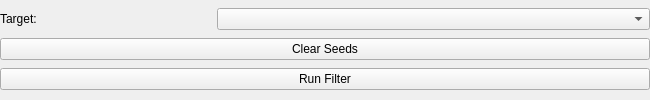
Above: src/Interface/ToolInterface/NeighborhoodConnectedFilterInterface.ui from SCIInstitute/Seg3D before the change. Below: the same form after it.
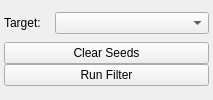
That is the form after the change.

```diff
--- a/src/Interface/ToolInterface/NeighborhoodConnectedFilterInterface.ui
+++ b/src/Interface/ToolInterface/NeighborhoodConnectedFilterInterface.ui
@@ -6,7 +6,7 @@
    <rect>
     <x>0</x>
     <y>0</y>
-    <width>650</width>
+    <width>213</width>
     <height>100</height>
    </rect>
   </property>
@@ -37,15 +37,15 @@
   <property name="windowTitle">
    <string>Form</string>
   </property>
-  <layout class="QVBoxLayout" name="verticalLayout">
+  <layout class="QVBoxLayout" name="verticalLayout_2">
    <property name="spacing">
     <number>0</number>
    </property>
    <property name="margin">
-    <number>0</number>
+    <number>4</number>
    </property>
    <item>
-    <layout class="QHBoxLayout" name="activeHLayout" stretch="1,2">
+    <layout class="QHBoxLayout" name="activeHLayout" stretch="1,3">
      <property name="spacing">
       <number>0</number>
      </property>
@@ -62,6 +62,11 @@
     </layout>
    </item>
    <item>
+    <layout class="QVBoxLayout" name="verticalLayout">
+     <property name="spacing">
+      <number>0</number>
+     </property>
+     <item>
     <widget class="QPushButton" name="clearSeedsButton">
      <property name="sizePolicy">
       <sizepolicy hsizetype="Expanding" vsizetype="Fixed">
@@ -86,6 +91,8 @@
       <string>Run Filter</string>
      </property>
     </widget>
+     </item>
+    </layout>
    </item>
   </layout>
  </widget>
```
Lines whose indentation alone changed are shown as unchanged.
